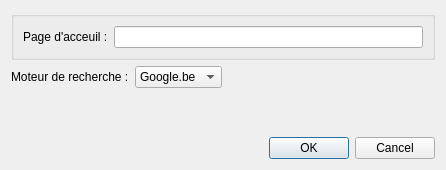
Qt form prefdialog.ui (davidremacle/Navigator) before a commit.
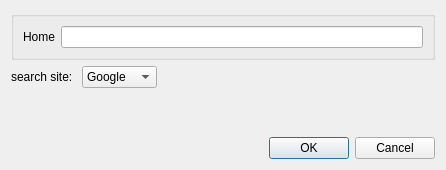
The same form after that commit.

Patch:
```diff
--- a/prefdialog.ui
+++ b/prefdialog.ui
@@ -25,7 +25,7 @@
         <item>
          <widget class="QLabel" name="label">
           <property name="text">
-           <string>Page d'acceuil :</string>
+           <string>Home</string>
           </property>
          </widget>
         </item>
@@ -46,7 +46,7 @@
      <item>
       <widget class="QLabel" name="label_2">
        <property name="text">
-        <string>Moteur de recherche :</string>
+        <string>search site: </string>
        </property>
       </widget>
      </item>
@@ -54,12 +54,12 @@
       <widget class="QComboBox" name="MotRechCombo">
        <item>
         <property name="text">
-         <string>Google.be</string>
+         <string>Google</string>
         </property>
        </item>
        <item>
         <property name="text">
-         <string>Yahoo.fr</string>
+         <string>Yahoo</string>
         </property>
        </item>
        <item>
```
